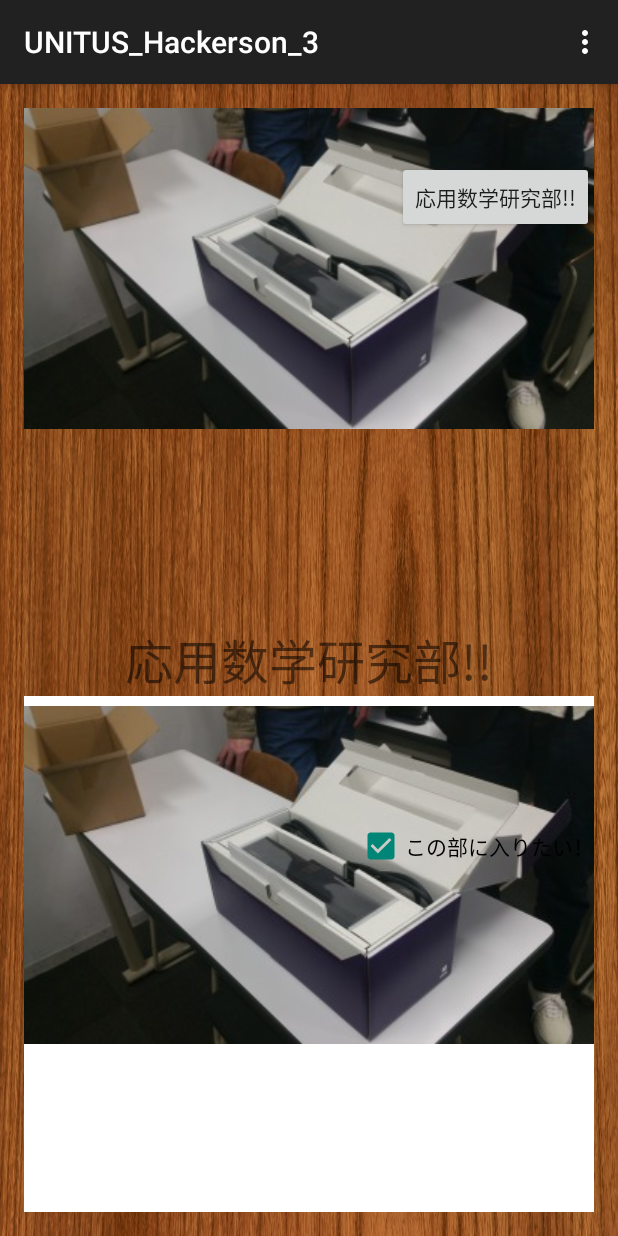
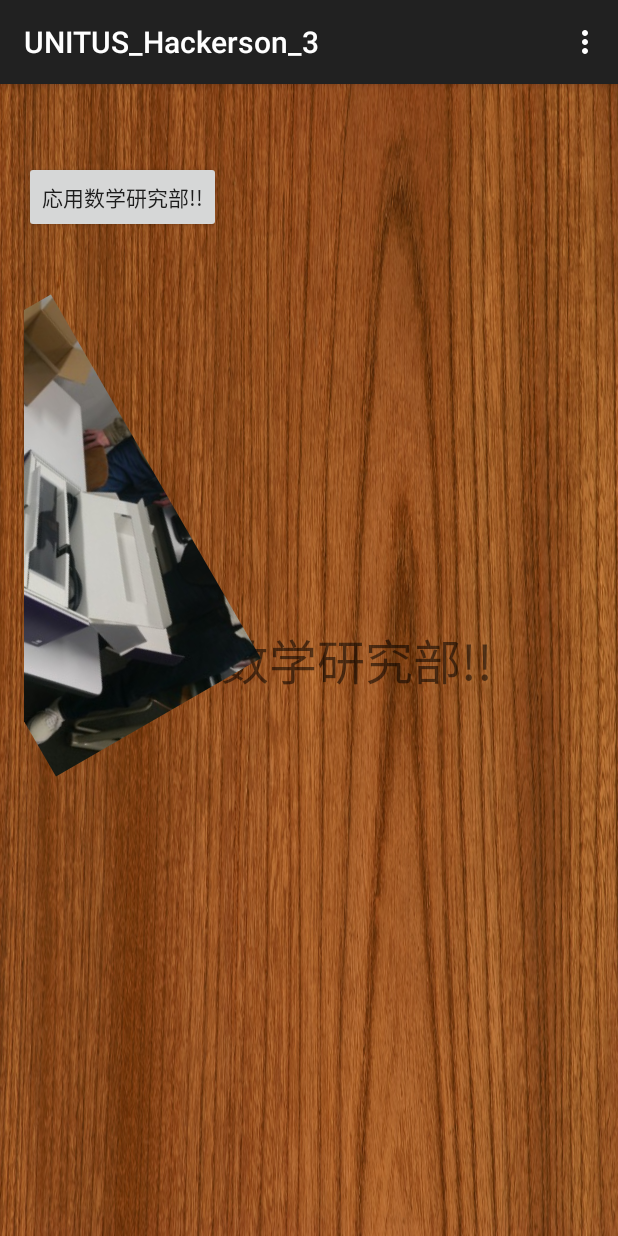
Before and after one commit to 921starfish/UNITUS_Hackerson_3, an Android app: the screen it shows after launch (MainActivity), on a phone screen of 412 x 824 dp. Run offline under Robolectric (Android 15) with nearby library versions, the light colour scheme and no system bars.

Commit message:
simpleviewをつかえるようにした

```diff
--- a/app/src/main/java/com/example/q21starfish/unitus_hackerson_3/SimpleView.java
+++ b/app/src/main/java/com/example/q21starfish/unitus_hackerson_3/SimpleView.java
@@ -35,9 +35,12 @@ public class SimpleView extends View {
     @Override
     protected void onDraw(Canvas canvas){
         super.onDraw(canvas);
-        canvas.drawColor(Color.WHITE);
+        canvas.drawColor(Color.TRANSPARENT);
         Paint p = new Paint();
-        canvas.drawBitmap(bmp,0,10,p);
+        canvas.scale(0.7f, 0.7f);
+        canvas.rotate(60);
+        canvas.drawBitmap(bmp,250,100,p);
+
     }
 
 }
--- a/app/src/main/res/layout/activity_main.xml
+++ b/app/src/main/res/layout/activity_main.xml
@@ -13,20 +13,11 @@
         android:textSize="32sp"
         android:id="@+id/myTextView" />
 
-    <ImageView
-        android:id="@+id/imageview"
-        android:layout_width="match_parent"
-        android:layout_height="wrap_content"
-        android:src="@drawable/p1"
-        android:scaleType="fitStart"
-        android:contentDescription="画像の説明"/>
-
     <view
         android:layout_width="wrap_content"
         android:layout_height="wrap_content"
         class="com.example.q21starfish.unitus_hackerson_3.SimpleView"
-        android:id="@+id/simpleView"
-        android:layout_below="@+id/myTextView" />
+        android:id="@+id/simpleView" />
 
     <Button
         android:layout_width="wrap_content"
@@ -35,19 +26,6 @@
         android:text="@string/hello_world"
         android:onClick="changeLabel"
         android:layout_alignParentTop="true"
-        android:layout_alignRight="@+id/imageview"
-        android:layout_alignEnd="@+id/imageview"
         android:layout_marginTop="35dp" />
 
-    <CheckBox
-        android:layout_width="wrap_content"
-        android:layout_height="wrap_content"
-        android:text="この部に入りたい！"
-        android:id="@+id/checkBox"
-        android:layout_marginTop="84dp"
-        android:checked="true"
-        android:layout_below="@+id/myTextView"
-        android:layout_alignParentRight="true"
-        android:layout_alignParentEnd="true" />
-
 </RelativeLayout>
```
